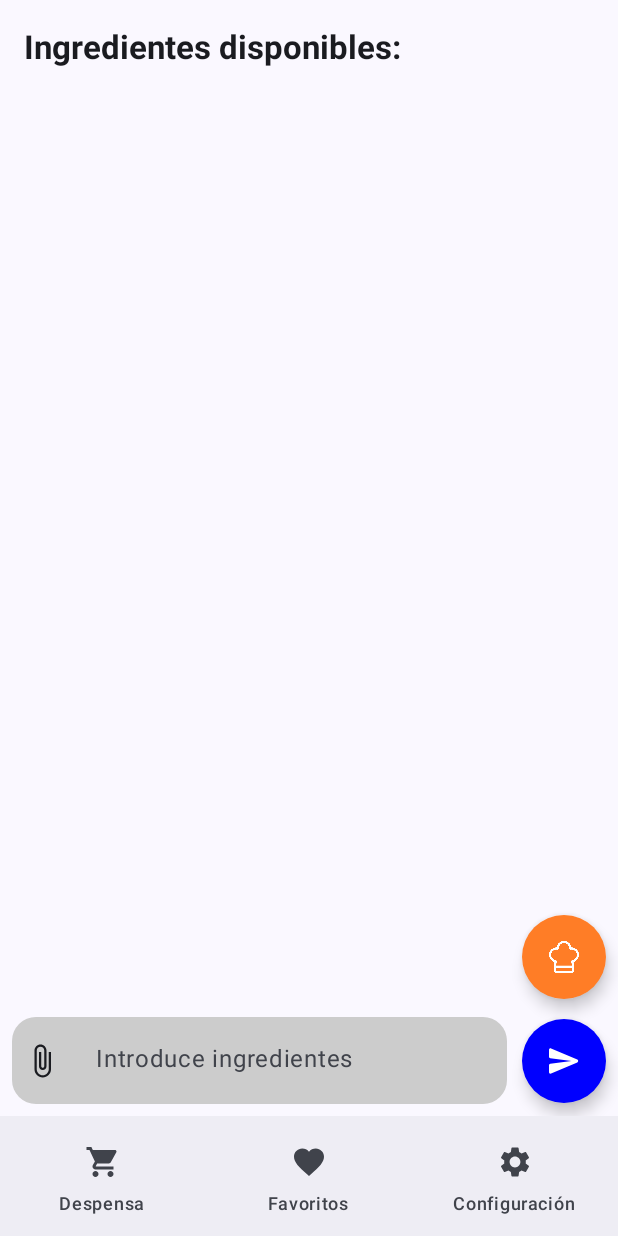
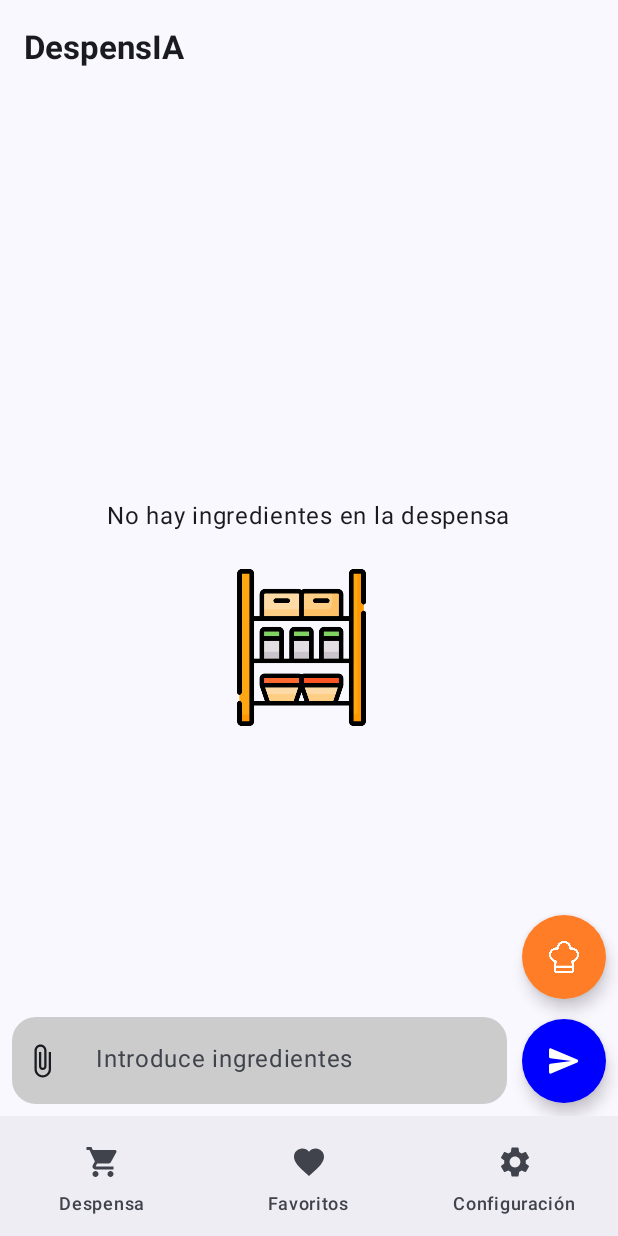
Before and after one commit to dnieto-r/despensia, an Android app built with Jetpack Compose: the PantryScreen screen opened through its navigation route, after a tap on "Enviar", on a phone screen of 412 x 824 dp. Run offline under Robolectric (Android 15) with nearby library versions, the phone set to English and light mode, and no system bars; our stand-ins replace Dagger/Hilt's generated code, constraintlayout-compose.

Commit message:
feat: add empty message

```diff
--- a/app/src/main/java/com/solstix/despensia/presentation/screen/Pantry.kt
+++ b/app/src/main/java/com/solstix/despensia/presentation/screen/Pantry.kt
@@ -93,7 +93,20 @@ fun PantryScreen(
     }
 
     Scaffold(
-        topBar = { TopAppBar(title = { Text("Ingredientes disponibles:", fontWeight = FontWeight.Bold) }) },
+        topBar = {
+                TopAppBar(
+                    title = {
+                        Text(
+                            if (storedItemList.isNotEmpty()) {
+                                "Ingredientes disponibles:"
+                            } else {
+                                 "DespensIA"
+                            },
+                            fontWeight = FontWeight.Bold
+                        )
+                    })
+
+         },
     ) {
         ConstraintLayout(
             modifier = Modifier
@@ -101,7 +114,10 @@ fun PantryScreen(
                 .padding(it)
                 .padding(8.dp)
         ) {
-            val (messages, chatBox, chefButton) = createRefs()
+            val (empty, messages, chatBox, chefButton) = createRefs()
+
+            if (storedItemList.isNotEmpty()) {
+
                 LazyColumn(
                     modifier = Modifier
                         .fillMaxWidth()
@@ -132,7 +148,8 @@ fun PantryScreen(
                                     .background(Color(0xFF919F88))
                             ) {
                                 Text(
-                                modifier = Modifier.padding(vertical = 12.dp).padding(horizontal = 18.dp),
+                                    modifier = Modifier.padding(vertical = 12.dp)
+                                        .padding(horizontal = 18.dp),
                                     text = storedItemList[it].name.capitalize()
                                 )
                             }
@@ -141,9 +158,37 @@ fun PantryScreen(
                                     removeIngredient.invoke(storedItemList[it])
                                 }
                             ) {
-                            Icon(Icons.Default.Delete, contentDescription = "Delete", tint = Color.Red)
+                                Icon(
+                                    Icons.Default.Delete,
+                                    contentDescription = "Delete",
+                                    tint = Color.Red
+                                )
                             }
                         }
+                    }
+                }
+            } else {
+                Column(
+                    Modifier.constrainAs(empty) {
+                        top.linkTo(parent.top)
+                        bottom.linkTo(parent.bottom)
+                        start.linkTo(parent.start)
+                        end.linkTo(parent.end)
+                    },
+                    horizontalAlignment = Alignment.CenterHorizontally,
+                    verticalArrangement = Arrangement.Center
+                ) {
+                    Text(
+                        text = "No hay ingredientes en la despensa",
+                        modifier = Modifier.padding(8.dp)
+                    )
+                    Image(
+                        painter = painterResource(id = R.drawable.despensa),
+                        contentDescription = "",
+                        modifier = Modifier
+                            .height(120.dp)
+                            .padding(top= 15.dp, end = 10.dp)
+                    )
                 }
             }
 
@@ -247,6 +292,8 @@ fun PantryScreen(
                                 modifier = Modifier
                                     .width(40.dp)
                                     .height(80.dp)
+                                    .background(Color.Transparent)
+
                                     .clickable(onClick = {
                                         expanded = !expanded
                                     }),
@@ -263,6 +310,8 @@ fun PantryScreen(
                                 modifier = Modifier
                                     .weight(1f)
                                     .padding(start = 0.dp)
+                                    .background(Color.Transparent)
+
                                     .fillMaxHeight(),
                                 placeholder = { Text("Introduce ingredientes") },
                                 colors = TextFieldDefaults.textFieldColors(
--- a/app/src/main/java/com/solstix/despensia/presentation/screen/RecipeDetailScreen.kt
+++ b/app/src/main/java/com/solstix/despensia/presentation/screen/RecipeDetailScreen.kt
@@ -1,6 +1,5 @@
 package com.solstix.despensia.presentation.screen
 
-import androidx.compose.foundation.border
 import androidx.compose.foundation.layout.Column
 import androidx.compose.foundation.layout.padding
 import androidx.compose.foundation.layout.wrapContentSize
@@ -12,7 +11,6 @@ import androidx.compose.runtime.Composable
 import androidx.compose.runtime.DisposableEffect
 import androidx.compose.ui.Modifier
 import androidx.compose.ui.graphics.Color
-import androidx.compose.ui.graphics.RectangleShape
 import androidx.compose.ui.platform.LocalContext
 import androidx.compose.ui.text.font.FontStyle
 import androidx.compose.ui.text.font.FontWeight
@@ -46,8 +44,7 @@ fun RecipeDetailScreen(
                 .data(recipe.imagen).build(),
             modifier = Modifier
                 .wrapContentSize()
-                .padding(bottom = 5.dp)
-                .border(2.dp, Color.Black, shape = RectangleShape),
+                .padding(bottom = 5.dp),
             contentDescription = "comida",
         )
         Text(
--- a/app/src/main/java/com/solstix/despensia/presentation/screen/RecipesListScreen.kt
+++ b/app/src/main/java/com/solstix/despensia/presentation/screen/RecipesListScreen.kt
@@ -30,7 +30,6 @@ import androidx.compose.ui.Modifier
 import androidx.compose.ui.draw.clip
 import androidx.compose.ui.draw.shadow
 import androidx.compose.ui.graphics.Color
-import androidx.compose.ui.graphics.RectangleShape
 import androidx.compose.ui.platform.LocalContext
 import androidx.compose.ui.text.font.FontWeight
 import androidx.compose.ui.unit.dp
@@ -94,8 +93,7 @@ fun RecipeCard(
                     .data(recipe.imagen).build(),
                 modifier = Modifier
                     .wrapContentSize()
-                    .padding(bottom = 5.dp)
-                    .border(2.dp, Color.Black, shape = RectangleShape),
+                    .padding(bottom = 5.dp),
                 contentDescription = "comida",
             )
             Text(
```
Also changed, not shown: app/src/main/res/drawable/despensa.png (added). Lines whose indentation alone changed are shown as unchanged.
